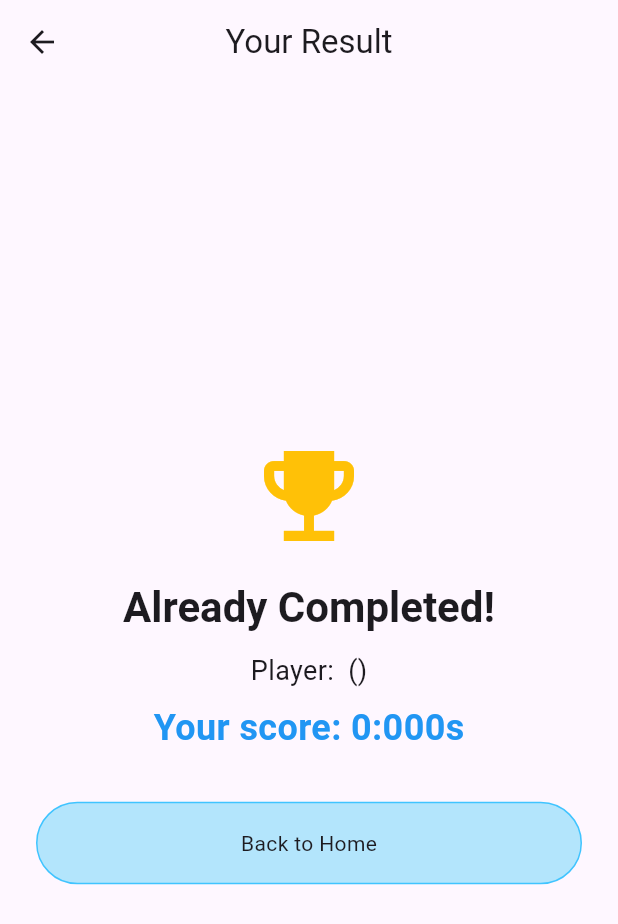
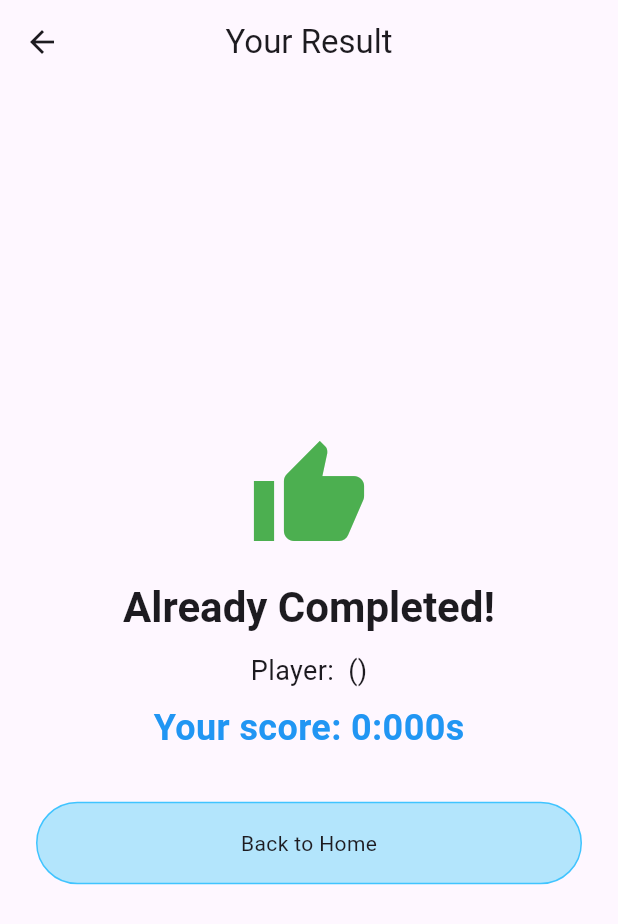
Before and after one commit to humairahHalim/TGAAD2026_BrainyChallenge, a Flutter app: the ScorePage screen opened directly with empty values, on a phone screen of 412 x 824 dp. Shown: the top 924 px of the screen. Run offline on Flutter 3.47's test engine with Material 3 defaults, Android fonts, the phone set to English and light mode, and no system bars; our stand-ins replace cloud_firestore, firebase_auth, firebase_core, firebase_database, google_fonts; missing offline and left inert: firebase_auth_web; accounts and stored records are empty; network calls fail; statements that could not run were skipped.

Commit message:
this and that

```diff
--- a/lib/Games/crossword.dart
+++ b/lib/Games/crossword.dart
@@ -414,7 +414,7 @@ class _CrosswordPageState extends State<Crossword> {
                                       TextCapitalization.characters,
                                   maxLength: 1,
                                   style: const TextStyle(
-                                    fontSize: 16,
+                                    fontSize: 12,
                                     fontWeight: FontWeight.bold,
                                   ),
                                   decoration: const InputDecoration(
--- a/lib/Games/sudoku.dart
+++ b/lib/Games/sudoku.dart
@@ -231,7 +231,7 @@ class _SudokuState extends State<Sudoku> {
       builder: (context) => AlertDialog(
         title: const Text('🎉 Congratulations!'),
         content: Text(
-            'You completed the Sudoku puzzle in ${formattedTime(_stopwatch.elapsedMicroseconds)}.\nYour score has been submitted to Firebase!'),
+            'You completed the Sudoku puzzle in ${formattedTime(_stopwatch.elapsedMicroseconds)}.\nYour score has been submitted!'),
         actions: [
           TextButton(
             onPressed: () {
--- a/lib/homepageWnavi.dart
+++ b/lib/homepageWnavi.dart
@@ -92,10 +92,10 @@ class _Homepage2State extends State<Homepage2> {
           child: Column(
             children: [
               Text(
-                'Welcome to Brainy Challenge',
+                'Brainy Challenge',
                 style: GoogleFonts.playfairDisplay(
                     fontStyle: FontStyle.italic,
-                    fontSize: 26,
+                    fontSize: 42,
                     fontWeight: FontWeight.w600),
               ),
               //Text('Brainy Challenge!'),
--- a/lib/scorePage.dart
+++ b/lib/scorePage.dart
@@ -34,7 +34,7 @@ class ScorePage extends StatelessWidget {
           child: Column(
             mainAxisAlignment: MainAxisAlignment.center,
             children: [
-              const Icon(Icons.emoji_events, size: 80, color: Colors.amber),
+              const Icon(Icons.thumb_up, size: 80, color: Colors.green),
               const SizedBox(height: 16),
               Text(
                 'Already Completed!',
```
Also changed, not shown: 4 other files.
